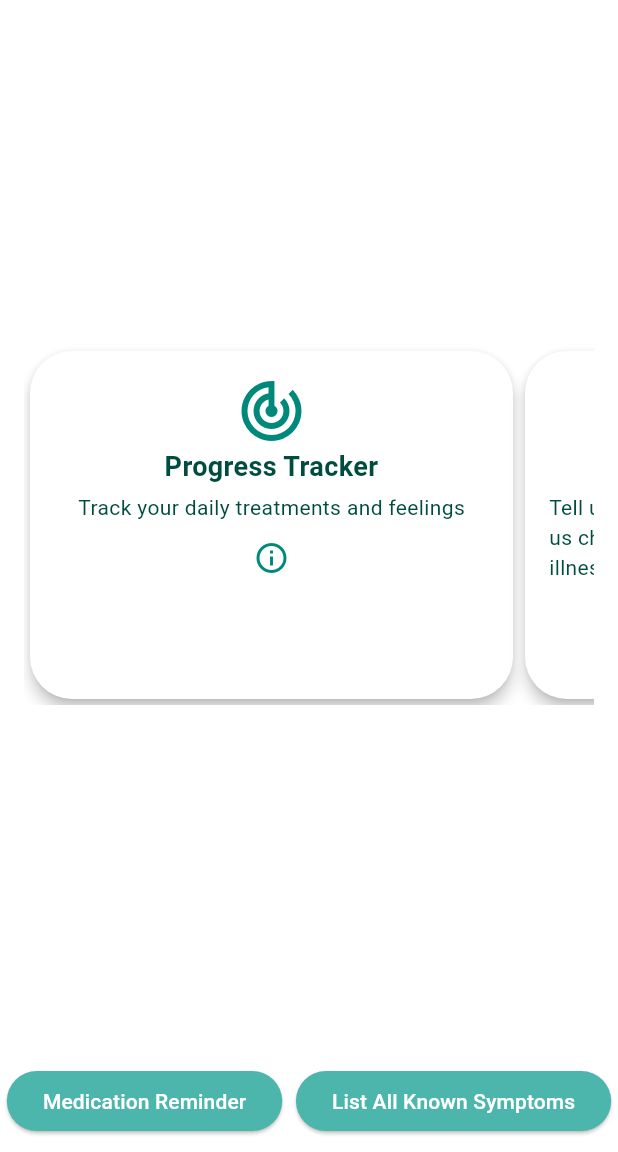
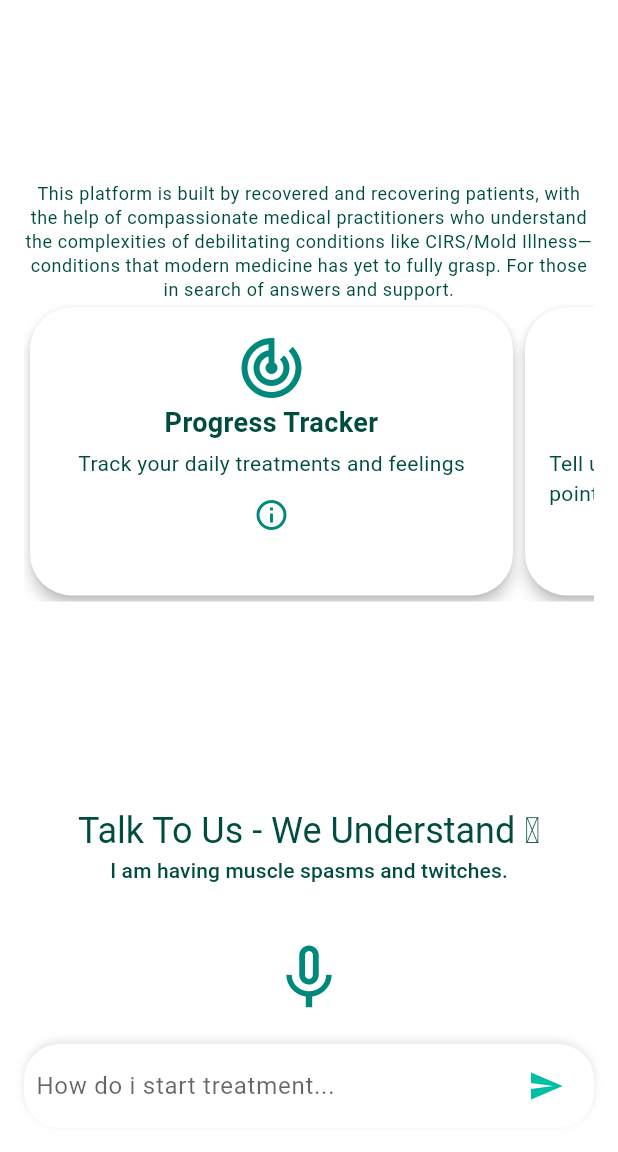
Before and after one commit to igbokwenu/anecdotal, a Flutter app: the screen it shows after launch, on a phone screen of 412 x 824 dp, the part 84-1236 px from its top. Run offline on Flutter 3.47's test engine with Material 3 defaults, Android fonts, the phone set to English and light mode, and no system bars; drawn by our look-alikes of animated_text_kit; our stand-ins replace animate_do, firebase_core, flutter_riverpod; accounts and stored records are empty.

Commit message:
Building Basic Home UI

```diff
--- a/lib/utils/themes.dart
+++ b/lib/utils/themes.dart
@@ -88,6 +88,7 @@ class AppTheme {
         color: Colors.teal[200],
         // size: 24.0,
       ),
+
     );
   }
 }
--- a/lib/views/home_page.dart
+++ b/lib/views/home_page.dart
@@ -1,9 +1,32 @@
+import 'package:anecdotal/widgets/animated_text_home.dart';
+import 'package:anecdotal/widgets/chat_input_widget.dart';
 import 'package:anecdotal/widgets/custom_card_home.dart';
+import 'package:anecdotal/widgets/microphone.dart';
 import 'package:anecdotal/widgets/theme_toggle_button.dart';
 import 'package:flutter/material.dart';
 
 class AnecdotalAppHome extends StatelessWidget {
   const AnecdotalAppHome({super.key});
+
+  void _showMessageDialog(BuildContext context, String message) {
+    showDialog(
+      context: context,
+      builder: (BuildContext context) {
+        return AlertDialog(
+          title: const Text('Your Message'),
+          content: Text(message),
+          actions: [
+            TextButton(
+              onPressed: () {
+                Navigator.of(context).pop();
+              },
+              child: const Text('OK'),
+            ),
+          ],
+        );
+      },
+    );
+  }
 
   @override
   Widget build(BuildContext context) {
@@ -12,14 +35,22 @@ class AnecdotalAppHome extends StatelessWidget {
         title: const Center(child: Text('Anecdotal')),
         actions: const [
           ThemeToggle(),
-          SizedBox(width: 10), // Add some padding
+          SizedBox(width: 10),
         ],
       ),
       body: Padding(
         padding: const EdgeInsets.all(16.0),
         child: Center(
-          child: SizedBox(
-            height: 240,
+          child: Column(
+            mainAxisAlignment: MainAxisAlignment.center,
+            children: [
+              Text(
+                "This platform is built by recovered and recovering patients, with the help of compassionate medical practitioners who understand the complexities of debilitating conditions like CIRS/Mold Illness—conditions that modern medicine has yet to fully grasp. For those in search of answers and support.",
+                style: Theme.of(context).textTheme.bodySmall,
+                textAlign: TextAlign.center,
+              ),
+              SizedBox(
+                height: 200,
                 child: CarouselView(
                   itemExtent: 330,
                   shrinkExtent: 260,
@@ -29,87 +60,93 @@ class AnecdotalAppHome extends StatelessWidget {
                       'Progress Tracker',
                       Icons.track_changes,
                       'Track your daily treatments and feelings',
-                  () {
-                    // TODO: Implement progress tracker functionality
-                  },
+                      () {},
                     ),
                     buildCard(
                       'Symptom Checker',
                       Icons.health_and_safety,
-                  'Tell us your symptoms to enable us check if you might have Mold illness,',
-                  () {
-                    // TODO: Implement symptom checker functionality
-                  },
+                      'Tell us your symptoms, we could point you in the right direction.',
+                      () {},
                     ),
                     buildCard(
                       'Home Treatments',
                       Icons.home,
                       'Pocket-friendly options for treating MARCons and Toxins',
-                  () {
-                    // TODO: Implement home treatments functionality
-                  },
+                      () {},
                     ),
                     buildCard(
                       'Is This Making Me Sick?',
                       Icons.camera_alt,
                       'Take pictures of potential mold growth',
-                  () {
-                    // TODO: Implement picture taking functionality
-                  },
+                      () {},
                     ),
                     buildCard(
                       'Chat with AI',
                       Icons.chat,
                       'Ask questions about symptoms and treatments',
-                  () {
-                    // TODO: Implement chat interface
-                  },
+                      () {},
                     ),
                     buildCard(
                       'Explain Your Condition',
                       Icons.family_restroom,
                       'Share an explainer video with loved ones',
-                  () {
-                    // TODO: Implement condition explanation functionality
-                  },
+                      () {},
                     ),
                     buildCard(
                       'Who Are We',
                       Icons.info,
                       'Learn more about us',
-                  () {
-                    // TODO: Implement about us page
-                  },
+                      () {},
                     ),
                     buildCard(
                       'Lifestyle Adjustments',
                       Icons.fitness_center,
                       'Tips for adapting your lifestyle',
-                  () {
-                    // TODO: Implement lifestyle adjustments page
-                  },
+                      () {},
+                    ),
+                  ],
+                ),
               ),
             ],
           ),
         ),
       ),
+      bottomNavigationBar: Padding(
+        padding: const EdgeInsets.all(16.0),
+        child: Column(
+          mainAxisSize: MainAxisSize.min,
+          children: [
+            // Row(
+            //   mainAxisAlignment: MainAxisAlignment.spaceAround,
+            //   children: [
+            //     ElevatedButton(
+            //       onPressed: () {
+
+            //       },
+            //       child: const Text('Medication Reminder'),
+            //     ),
+            //     ElevatedButton(
+            //       onPressed: () {
+
+            //       },
+            //       child: const Text('List All Known Symptoms'),
+            //     ),
+            //   ],
+            // ),
+            const SizedBox(height: 80, child: AnimatedText()),
+            Padding(
+              padding: const EdgeInsets.symmetric(vertical: 8.0),
+              child: MicrophoneIconWidget(
+                size: 52.0,
+                onTap: () {
+                  // TODO: Implement voice input functionality
+                  print('Microphone tapped');
+                },
               ),
-      bottomNavigationBar: Padding(
-        padding: const EdgeInsets.symmetric(vertical: 10),
-        child: Row(
-          mainAxisAlignment: MainAxisAlignment.spaceAround,
-          children: [
-            ElevatedButton(
-              onPressed: () {
-                // TODO: Implement medication reminder functionality
-              },
-              child: const Text('Medication Reminder'),
             ),
-            ElevatedButton(
-              onPressed: () {
-                // TODO: Implement symptoms list functionality
-              },
-              child: const Text('List All Known Symptoms'),
+            const SizedBox(height: 10),
+            ChatInputWidget(
+              onSend: (message) => _showMessageDialog(context, message),
             ),
           ],
         ),
@@ -117,46 +154,3 @@ class AnecdotalAppHome extends StatelessWidget {
     );
   }
 }
-
-// Widget buildCard(
-//     String title, IconData icon, String description, VoidCallback onTap) {
-//   return Card(
-//     elevation: 4,
-//     margin: const EdgeInsets.only(bottom: 16),
-//     child: InkWell(
-//       onTap: onTap,
-//       child: Padding(
-//         padding: const EdgeInsets.all(16.0),
-//         child: Row(
-//           children: [
-//             Icon(icon, size: 48, color: Colors.teal),
-//             const SizedBox(width: 16),
-//             Expanded(
-//               child: Column(
-//                 crossAxisAlignment: CrossAxisAlignment.start,
-//                 children: [
-//                   Text(
-//                     title,
-//                     style: const TextStyle(
-//                         fontSize: 18, fontWeight: FontWeight.bold),
-//                   ),
-//                   const SizedBox(height: 4),
-//                   Text(
-//                     description,
-//                     style: TextStyle(fontSize: 14, color: Colors.grey[600]),
-//                   ),
-//                 ],
-//               ),
-//             ),
-//             IconButton(
-//               icon: const Icon(Icons.info_outline),
-//               onPressed: () {
-//                 // TODO: Implement information popup
-//               },
-//             ),
-//           ],
-//         ),
-//       ),
-//     ),
-//   );
-// }
--- /dev/null
+++ b/lib/widgets/animated_text_home.dart
@@ -0,0 +1,48 @@
+import 'package:animated_text_kit/animated_text_kit.dart';
+import 'package:flutter/material.dart';
+
+class AnimatedText extends StatelessWidget {
+  const AnimatedText({super.key});
+
+  @override
+  Widget build(BuildContext context) {
+    return Column(
+      children: [
+        Text(
+          "Talk To Us - We Understand 🩵",
+          style: Theme.of(context).textTheme.headlineSmall,
+        ),
+        DefaultTextStyle(
+          style: Theme.of(context).textTheme.labelLarge!,
+          child: AnimatedTextKit(
+            animatedTexts: [
+              RotateAnimatedText(
+                'I am having muscle spasms and twitches.',
+              ),
+              RotateAnimatedText(
+                "My family does not believe that I am sick.",
+              ),
+              RotateAnimatedText(
+                'I am having food intolerance.',
+              ),
+              RotateAnimatedText(
+                "How do I start treating CIRS/Mold Illness?",
+              ),
+              RotateAnimatedText(
+                "I can't afford a doctor, what can I do?",
+              ),
+              RotateAnimatedText(
+                "Could my house be making me sick?",
+              ),
+              RotateAnimatedText(
+                "Doctors are saying it's all in my head but I feel very sick...",
+              ),
+            ],
+            repeatForever: true,
+            pause: const Duration(milliseconds: 1000),
+          ),
+        ),
+      ],
+    );
+  }
+}
--- /dev/null
+++ b/lib/widgets/chat_input_widget.dart
@@ -0,0 +1,99 @@
+import 'dart:async';
+import 'package:flutter/material.dart';
+
+class ChatInputWidget extends StatefulWidget {
+  final Function(String) onSend;
+
+  const ChatInputWidget({super.key, required this.onSend});
+
+  @override
+  _ChatInputWidgetState createState() => _ChatInputWidgetState();
+}
+
+class _ChatInputWidgetState extends State<ChatInputWidget> {
+  final TextEditingController _controller = TextEditingController();
+  bool _isComposing = false;
+  late Timer _timer;
+  int _currentHintIndex = 0;
+
+  final List<String> _hints = [
+    'I am feeling very weak...',
+    "I can’t concentrate...",
+
+
+
+    "How do i start treatment...",
+    "What binder is most effective...",
+    "After starting treatment, my symptoms got worse..."
+    // Add more hints if needed
+  ];
+
+  @override
+  void initState() {
+    super.initState();
+    _timer = Timer.periodic(const Duration(seconds: 3), (timer) {
+      setState(() {
+        _currentHintIndex = (_currentHintIndex + 1) % _hints.length;
+      });
+    });
+  }
+
+  @override
+  void dispose() {
+    _timer.cancel();
+    _controller.dispose();
+    super.dispose();
+  }
+
+  void _handleSubmitted(String text) {
+    widget.onSend(text);
+    _controller.clear();
+    setState(() {
+      _isComposing = false;
+    });
+  }
+
+  @override
+  Widget build(BuildContext context) {
+    return Container(
+      padding: const EdgeInsets.symmetric(horizontal: 8.0, vertical: 4.0),
+      decoration: BoxDecoration(
+        color: Theme.of(context).cardColor,
+        borderRadius: BorderRadius.circular(24.0),
+        boxShadow: [
+          BoxShadow(
+            offset: const Offset(0, -2),
+            blurRadius: 4,
+            color: Colors.black.withOpacity(0.1),
+          ),
+        ],
+      ),
+      child: Row(
+        children: <Widget>[
+          Expanded(
+            child: TextField(
+              controller: _controller,
+              onChanged: (String text) {
+                setState(() {
+                  _isComposing = text.isNotEmpty;
+                });
+              },
+              onSubmitted: _isComposing ? _handleSubmitted : null,
+              decoration: InputDecoration(
+                hintText: _hints[_currentHintIndex],
+                hintStyle: TextStyle(color: Theme.of(context).hintColor),
+                border: InputBorder.none,
+              ),
+            ),
+          ),
+          IconButton(
+            icon: Icon(Icons.send,
+                color: Theme.of(context).colorScheme.secondary),
+            onPressed:
+                _isComposing ? () => _handleSubmitted(_controller.text) : null,
+          ),
+        ],
+      ),
+    );
+  }
+}
--- /dev/null
+++ b/lib/widgets/microphone.dart
@@ -0,0 +1,96 @@
+import 'package:animate_do/animate_do.dart';
+import 'package:flutter/material.dart';
+
+class ResizableMicIcon extends StatefulWidget {
+  final double size;
+  final Color iconColor;
+
+  const ResizableMicIcon({
+    super.key,
+    this.size = 24.0,
+    this.iconColor = Colors.black,
+  });
+
+  @override
+  _ResizableMicIconState createState() => _ResizableMicIconState();
+}
+
+class _ResizableMicIconState extends State<ResizableMicIcon> {
+  bool _isListening = false;
+
+  void _toggleListening() {
+    setState(() {
+      _isListening = !_isListening;
+    });
+  }
+
+  @override
+  Widget build(BuildContext context) {
+    return GestureDetector(
+      onTap: _toggleListening,
+      child: _isListening
+          ? Pulse(
+              infinite: true,
+              child: Icon(
+                Icons.mic_none,
+                color: widget.iconColor,
+                size: widget.size,
+              ),
+            )
+          : Icon(
+              Icons.mic,
+              color: widget.iconColor,
+              size: widget.size,
+            ),
+    );
+  }
+}
+
+class MicrophoneIconWidget extends StatefulWidget {
+  final double size;
+  final Function()? onTap;
+
+  const MicrophoneIconWidget({
+    super.key,
+    this.size = 24.0,
+    this.onTap,
+  });
+
+  @override
+  _MicrophoneIconWidgetState createState() => _MicrophoneIconWidgetState();
+}
+
+class _MicrophoneIconWidgetState extends State<MicrophoneIconWidget> {
+  bool _isListening = false;
+
+  void _toggleListening() {
+    setState(() {
+      _isListening = !_isListening;
+    });
+    if (widget.onTap != null) {
+      widget.onTap!();
+    }
+  }
+
+  @override
+  Widget build(BuildContext context) {
+    return GestureDetector(
+      onTap: _toggleListening,
+      child: _isListening
+          ? Pulse(
+              infinite: true,
+              duration: const Duration(milliseconds: 2000),
+              child: Icon(
+                Icons.mic,
+                color: Theme.of(context).colorScheme.secondary,
+                size: widget.size,
+              ),
+            )
+          : Icon(
+              Icons.mic_none,
+              color: Theme.of(context).iconTheme.color,
+              size: widget.size,
+            ),
+    );
+  }
+}
--- a/pubspec.yaml
+++ b/pubspec.yaml
@@ -16,6 +16,9 @@ dependencies:
   cupertino_icons: ^1.0.8
   flutter_riverpod: ^2.5.1
   firebase_core: ^3.4.0
+  animate_do: ^3.3.4
+  animated_text_kit: ^4.2.2
+
 
 dev_dependencies:
   flutter_test:
```
Also changed, not shown: pubspec.lock, 2 other files. Lines whose indentation alone changed are shown as unchanged.
